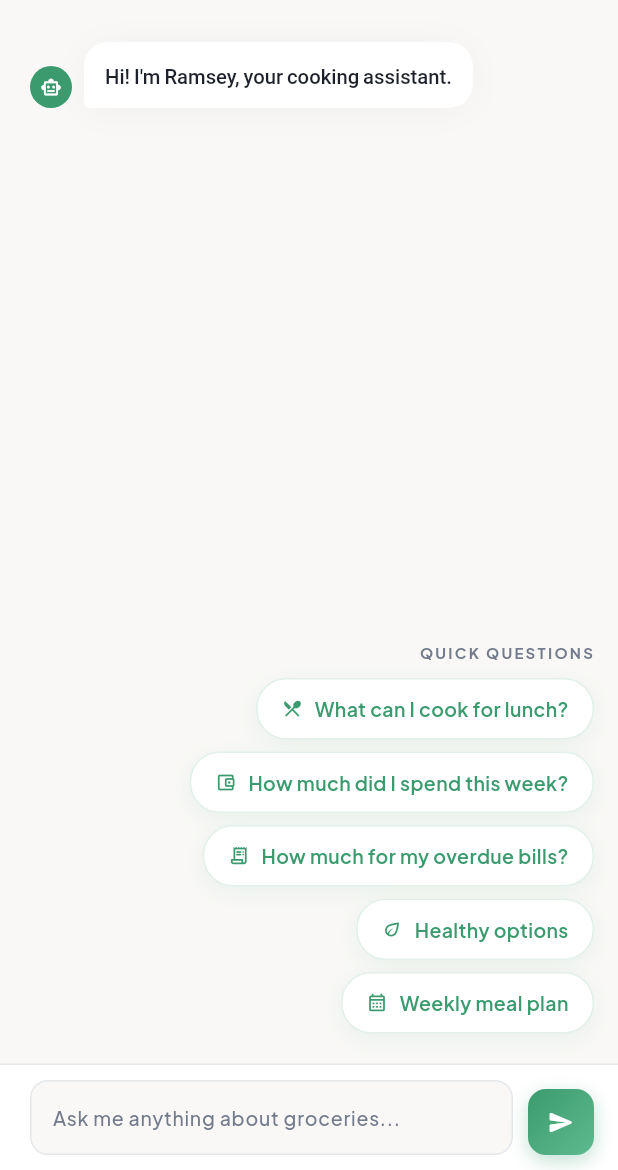
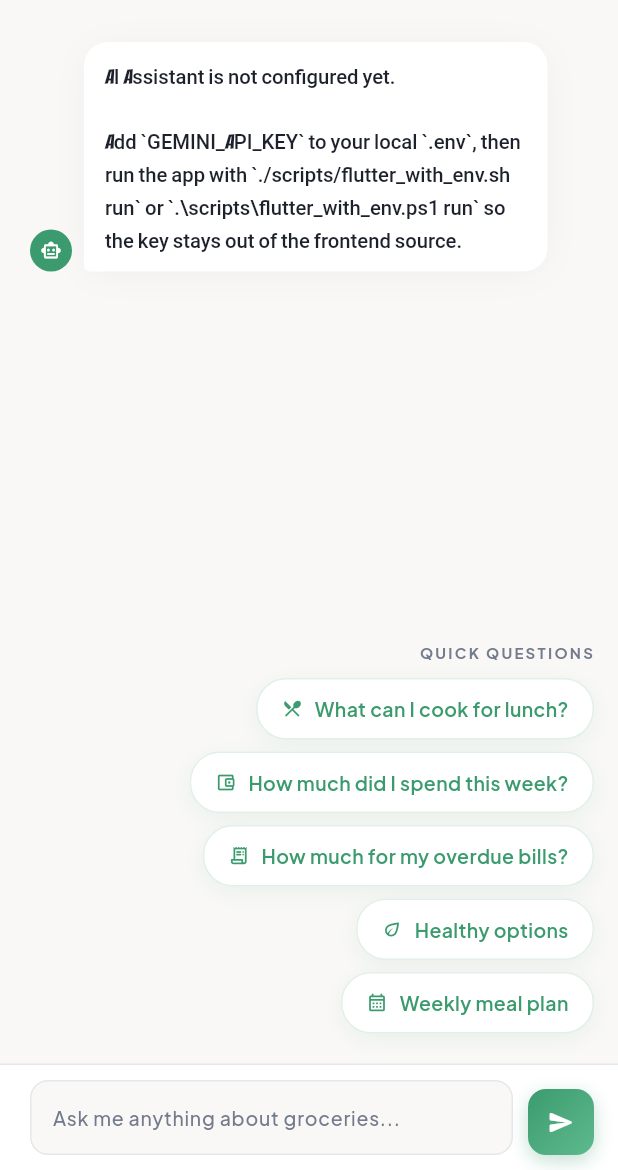
Before and after one commit to johnlemueldayaday/GABAI, a Flutter app: the RamseyPage screen opened directly, in the side drawer, after a tap on the "delete outline" icon, on a phone screen of 412 x 824 dp, the part 66-1236 px from its top. Run offline on Flutter 3.47's test engine with Material 3 defaults, Android fonts, the phone set to English and light mode, and no system bars; our stand-ins replace fl_chart, google_fonts, image_picker, permission_handler, shared_preferences, speech_to_text; accounts and stored records are empty.

Commit message:
ai fixed

```diff
--- a/lib/config/ai_config.dart
+++ b/lib/config/ai_config.dart
@@ -3,20 +3,54 @@ import 'package:flutter/foundation.dart';
 class AIConfig {
   const AIConfig._();
 
+  static const String _rawAiProvider = String.fromEnvironment(
+    'AI_PROVIDER',
+    defaultValue: 'gemini',
+  );
+
+  static const String _rawLocalAiBaseUrl = String.fromEnvironment(
+    'LOCAL_AI_BASE_URL',
+    defaultValue: 'http://localhost:11434/v1',
+  );
+
+  static const String _rawLocalAiModel = String.fromEnvironment(
+    'LOCAL_AI_MODEL',
+    defaultValue: 'llama3.2:3b',
+  );
+
+  static const String _rawLocalAiApiKey = String.fromEnvironment(
+    'LOCAL_AI_API_KEY',
+    defaultValue: 'local-ai',
+  );
+
   static const String _rawGeminiApiKey = String.fromEnvironment(
     'GEMINI_API_KEY',
-    defaultValue: 'AIzaSyD04AGxXTVY5boDIDQdmi3HHudkuMSgAuc',
+    defaultValue: '',
   );
+
+  static String get aiProvider => _rawAiProvider.trim().toLowerCase();
+
+  static bool get useLocalAi => aiProvider != 'gemini';
+
+  static String get localAiBaseUrl => _rawLocalAiBaseUrl.trim();
+
+  static String get localAiModel => _rawLocalAiModel.trim();
+
+  static String get localAiApiKey => _rawLocalAiApiKey.trim();
+
+  static bool get hasLocalAiConfig =>
+      localAiBaseUrl.isNotEmpty && localAiModel.isNotEmpty;
 
   static String get geminiApiKey => _rawGeminiApiKey.trim();
 
   static bool get hasGeminiApiKey {
     final hasKey = geminiApiKey.isNotEmpty;
     if (!hasKey) {
-      debugPrint('DEBUG: Gemini API Key is missing. Please run with --dart-define=GEMINI_API_KEY=your_key');
+      debugPrint(
+        'DEBUG: Gemini API Key is missing. Please run with --dart-define=GEMINI_API_KEY=your_key',
+      );
     }
     return hasKey;
   }
 
-
 }
--- a/lib/pages/ramsey.dart
+++ b/lib/pages/ramsey.dart
@@ -3,11 +3,13 @@ import 'dart:convert';
 import 'package:flutter/material.dart';
 import 'package:flutter/services.dart';
 import 'package:google_fonts/google_fonts.dart';
-import 'package:google_generative_ai/google_generative_ai.dart';
 import 'package:gabay/config/ai_config.dart';
 import 'package:gabay/config/app_theme.dart';
 import 'package:gabay/models/grocery_models.dart';
 import 'package:gabay/services/chat_storage.dart';
+import 'package:gabay/services/chat_ai_service.dart';
+import 'package:gabay/services/gemini_http_service.dart';
+import 'package:gabay/services/local_openai_chat_service.dart';
 import 'package:gabay/widgets/app_drawer.dart';
 import 'package:gabay/services/grocery_storage.dart';
 import 'package:gabay/services/bill_storage.dart';
@@ -78,10 +80,7 @@ class _RamseyPageState extends State<RamseyPage> {
   final _messages = <ChatMessage>[];
   final _controller = TextEditingController();
   final _scrollController = ScrollController();
-  GenerativeModel? _model;
-  GenerativeModel? _fallbackModel;
-  ChatSession? _session;
-  ChatSession? _fallbackSession;
+  ChatAiService? _aiService;
   bool _isTyping = false;
   bool _isLoading = true;
 
@@ -97,16 +96,35 @@ class _RamseyPageState extends State<RamseyPage> {
   }
 
   Future<void> _init() async {
-    if (AIConfig.hasGeminiApiKey) {
+    final chatAvailable =
+        AIConfig.useLocalAi ? AIConfig.hasLocalAiConfig : AIConfig.hasGeminiApiKey;
+
+    if (!chatAvailable) {
+      _aiService = null;
+      await _loadMessages();
+      return;
+    }
+
+    if (chatAvailable) {
       _allBills = await BillStorage.loadBills();
 
       final now = DateTime.now();
       final today = DateTime(now.year, now.month, now.day);
       final nextWeek = today.add(const Duration(days: 7));
 
-      final overdueBills = _allBills.where((b) => b.dueDate.isBefore(today) && !b.isPaid).toList();
-      final upcomingBills = _allBills.where((b) => b.dueDate.isAtSameMomentAs(today) || (b.dueDate.isAfter(today) && b.dueDate.isBefore(nextWeek)) && !b.isPaid).toList();
-      final monthlyBills = _allBills.where((b) => b.dueDate.year == now.year && b.dueDate.month == now.month).toList();
+      final overdueBills =
+          _allBills.where((b) => b.dueDate.isBefore(today) && !b.isPaid).toList();
+      final upcomingBills = _allBills
+          .where(
+            (b) =>
+                (b.dueDate.isAtSameMomentAs(today) ||
+                    (b.dueDate.isAfter(today) && b.dueDate.isBefore(nextWeek))) &&
+                !b.isPaid,
+          )
+          .toList();
+      final monthlyBills = _allBills
+          .where((b) => b.dueDate.year == now.year && b.dueDate.month == now.month)
+          .toList();
 
       final overdueTotal = overdueBills.fold(0.0, (sum, b) => sum + b.amount);
       final upcomingTotal = upcomingBills.fold(0.0, (sum, b) => sum + b.amount);
@@ -141,52 +159,32 @@ class _RamseyPageState extends State<RamseyPage> {
 
       final fullPrompt = _kSystemPromptBase + context;
 
-      _model = GenerativeModel(
-        model: 'gemini-1.5-flash',
-        apiKey: AIConfig.geminiApiKey,
-        systemInstruction: Content.system(fullPrompt),
-      );
-      _fallbackModel = GenerativeModel(
-        model: 'gemini-1.5-flash-8b',
-        apiKey: AIConfig.geminiApiKey,
-        systemInstruction: Content.system(fullPrompt),
-      );
-      _initSessions();
+      _aiService = AIConfig.useLocalAi ? LocalOpenAIChatService() : GeminiHttpService();
+      _aiService!.initWithSystemPrompt(fullPrompt);
       await _loadMessages();
     }
     setState(() => _isLoading = false);
   }
 
-  void _initSessions() {
-    if (_model != null && _fallbackModel != null) {
-      _session = _model!.startChat();
-      _fallbackSession = _fallbackModel!.startChat();
-    }
-  }
-
   Future<void> _loadMessages() async {
     final saved = await ChatStorage.load();
-    final history = <Content>[];
-    for (final m in saved) {
-      if (m.isUser) {
-        history.add(Content.text(m.text));
-      } else {
-        history.add(Content('model', [TextPart(m.text)]));
-      }
-    }
-    if (_model != null && _fallbackModel != null) {
-      _session = _model!.startChat(history: history);
-      _fallbackSession = _fallbackModel!.startChat(history: history);
+    // Load saved messages into HTTP service history
+    if (_aiService != null) {
+      final historyMaps = saved.map((m) => <String, String>{
+        'role': m.isUser ? 'user' : 'model',
+        'text': m.text,
+      }).toList();
+      _aiService!.loadHistory(historyMaps);
     }
     setState(() {
       _messages.addAll(saved);
       _isLoading = false;
     });
     if (_messages.isEmpty) {
-      if (AIConfig.hasGeminiApiKey) {
+      if (_aiService != null) {
         _addWelcome();
       } else {
-        _addMissingKeyMessage();
+        _addMissingAiMessage();
       }
     }
     WidgetsBinding.instance.addPostFrameCallback((_) => _scrollToBottom());
@@ -222,12 +220,16 @@ class _RamseyPageState extends State<RamseyPage> {
     ];
   }
 
-  void _addMissingKeyMessage() {
+  void _addMissingAiMessage() {
+    final text = AIConfig.useLocalAi
+        ? 'Local AI is not configured yet.\n\n'
+            'Install Ollama, run `ollama pull ${AIConfig.localAiModel}`, then start the app again. '
+            'For Android emulator, run with `--dart-define=LOCAL_AI_BASE_URL=http://10.0.2.2:11434/v1`.'
+        : 'AI Assistant is not configured yet.\n\n'
+            'Add `GEMINI_API_KEY` to your local `.env`, then run the app with '
+            '`./scripts/flutter_with_env.sh run` or `.\\scripts\\flutter_with_env.ps1 run` so the key stays out of the frontend source.';
     final message = ChatMessage(
-      text:
-          'AI Assistant is not configured yet.\n\n'
-          'Add `GEMINI_API_KEY` to your local `.env`, then run the app with '
-          '`./scripts/flutter_with_env.sh run` or `.\\scripts\\flutter_with_env.ps1 run` so the key stays out of the frontend source.',
+      text: text,
       isUser: false,
       timestamp: DateTime.now(),
     );
@@ -266,7 +268,7 @@ class _RamseyPageState extends State<RamseyPage> {
 
   Future<void> _send(String text) async {
     final trimmed = text.trim();
-    if (trimmed.isEmpty || _isTyping || _session == null) return;
+    if (trimmed.isEmpty || _isTyping || _aiService == null) return;
     _controller.clear();
 
     setState(() {
@@ -288,24 +290,7 @@ class _RamseyPageState extends State<RamseyPage> {
     });
 
     try {
-      // Try primary model first, fall back on 503/overload errors
-      String reply;
-      try {
-        final response = await _session!.sendMessage(Content.text(fullText));
-        reply = response.text ?? 'Sorry, I could not generate a response.';
-      } catch (primaryError) {
-        final errStr = primaryError.toString();
-        if (errStr.contains('503') || errStr.contains('UNAVAILABLE') || errStr.contains('overloaded')) {
-          debugPrint('⚠️ Primary model busy, trying fallback...');
-          // Wait a moment then try fallback model
-          await Future.delayed(const Duration(seconds: 2));
-          _fallbackSession ??= _fallbackModel!.startChat(history: []);
-          final fallbackResponse = await _fallbackSession!.sendMessage(Content.text(fullText));
-          reply = fallbackResponse.text ?? 'Sorry, I could not generate a response.';
-        } else {
-          rethrow;
-        }
-      }
+      final reply = await _aiService!.sendMessage(fullText);
 
       // Check if the reply contains grocery list JSON and extract items
       final parsed = _parseGroceryJson(reply);
@@ -352,8 +337,13 @@ class _RamseyPageState extends State<RamseyPage> {
         userMessage = '⏳ API quota exceeded. Please wait a minute before trying again.';
       } else if (errStr.contains('API key not valid')) {
         userMessage = '🔑 The API key is invalid. Please check your configuration.';
+      } else if (AIConfig.useLocalAi &&
+          (errStr.contains('Connection refused') ||
+              errStr.contains('SocketException') ||
+              errStr.contains('Local AI server'))) {
+        userMessage = 'Local AI is not reachable. Make sure Ollama or llama.cpp server is running at ${AIConfig.localAiBaseUrl} with model `${AIConfig.localAiModel}`.';
       } else {
-        userMessage = '⚠️ Something went wrong. Please check your connection and try again.';
+        userMessage = '⚠️ Something went wrong: ${e.toString().split(':').last.trim()}';
       }
       setState(() {
         _messages.add(ChatMessage(
@@ -585,17 +575,14 @@ class _RamseyPageState extends State<RamseyPage> {
           TextButton(
             onPressed: () async {
               await ChatStorage.clear();
-              if (_model != null) {
-                _session = _model!.startChat(history: []);
-              }
-              if (_fallbackModel != null) {
-                _fallbackSession = _fallbackModel!.startChat(history: []);
-              }
+              _aiService?.clearHistory();
+              // Re-init with system prompt
+              await _init();
               setState(() => _messages.clear());
-              if (AIConfig.hasGeminiApiKey) {
+              if (_aiService != null) {
                 _addWelcome();
               } else {
-                _addMissingKeyMessage();
+                _addMissingAiMessage();
               }
               if (mounted) Navigator.pop(context);
             },
@@ -1044,6 +1031,7 @@ class _TypingBubbleState extends State<_TypingBubble>
         await Future.delayed(const Duration(milliseconds: 140));
       }
       await Future.delayed(const Duration(milliseconds: 280));
+      if (!mounted) return;
       for (final c in _controllers) {
         c.reverse();
       }
--- a/lib/pages/settings.dart
+++ b/lib/pages/settings.dart
@@ -1,5 +1,6 @@
 import 'package:flutter/material.dart';
 import 'package:google_fonts/google_fonts.dart';
+import 'package:gabay/config/ai_config.dart';
 import 'package:gabay/config/app_theme.dart';
 import 'package:gabay/services/settings_service.dart';
 import 'package:gabay/services/grocery_storage.dart';
@@ -178,7 +179,12 @@ class _SettingsPageState extends State<SettingsPage> {
                   _Divider(),
                   _InfoTile(label: 'Version', value: '1.0.0'),
                   _Divider(),
-                  _InfoTile(label: 'AI Model', value: 'Gemini 2.5 Flash'),
+                  _InfoTile(
+                    label: 'AI Model',
+                    value: AIConfig.useLocalAi
+                        ? 'Local: ${AIConfig.localAiModel}'
+                        : 'Gemini 2.0 Flash Lite',
+                  ),
                 ],
               ),
               const SizedBox(height: 8),
--- a/pubspec.yaml
+++ b/pubspec.yaml
@@ -37,7 +37,7 @@ dependencies:
   flutter_svg: ^1.1.6
   google_fonts: ^8.0.2
   fl_chart: ^1.2.0
-  google_generative_ai: ^0.4.7
+  http: ^1.2.0
   shared_preferences: ^2.3.2
   speech_to_text: ^7.3.0
   intl: ^0.19.0
```
Also changed, not shown: lib/services/chat_ai_service.dart (added, +9 -0 lines), lib/services/gemini_http_service.dart (added, +199 -0 lines), lib/services/local_openai_chat_service.dart (added, +101 -0 lines), lib/services/scanner_service.dart (+11 -38 lines), pubspec.lock, 5 other files.
